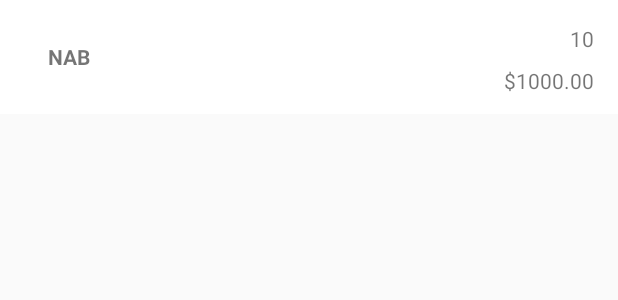
After one commit to Banshee09/EZTrade, an Android app: the layout list_item_order.xml on its own in the app's theme, with its tools: preview values and no code run, on a phone screen of 412 x 824 dp. The commit adds this screen. Shown: the top 300 px of the screen. Run offline under Robolectric (Android 15) with nearby library versions, the phone set to English and light mode, and no system bars.

Commit message:
Add RecyclerView to display order history

```diff
--- a/app/src/main/java/com/eztrade/repository/OrderRepository.kt
+++ b/app/src/main/java/com/eztrade/repository/OrderRepository.kt
@@ -20,9 +20,8 @@ class OrdersRepository(private val database: OrdersDatabase) {
         withContext(Dispatchers.IO) {
 //            //only use in testing
 //            database.clearAllTables()
-
-            val orders = EzTradeWs.orderService.getOrders("sam")
-            database.orderDao.insertAll(*orders.map { it.asDatabaseModel() }.toTypedArray())
+//            val orders = EzTradeWs.orderService.getOrders("sam")
+//            database.orderDao.insertAll(*orders.map { it.asDatabaseModel() }.toTypedArray())
         }
     }
 
--- /dev/null
+++ b/app/src/main/res/drawable/border_top_bottom.xml
@@ -0,0 +1,17 @@
+<?xml version="1.0" encoding="utf-8"?>
+<layer-list xmlns:android="http://schemas.android.com/apk/res/android">
+    <item>
+        <shape android:shape="rectangle">
+            <stroke
+                android:width="0.2dp"
+                android:color="#000000" />
+        </shape>
+    </item>
+
+    <item android:bottom="0.4dp">
+        <shape android:shape="rectangle">
+            <solid android:color="#FFFFFF" />
+        </shape>
+    </item>
+
+</layer-list>
--- /dev/null
+++ b/app/src/main/res/layout/list_item_order.xml
@@ -0,0 +1,67 @@
+<?xml version="1.0" encoding="utf-8"?>
+<layout xmlns:android="http://schemas.android.com/apk/res/android"
+    xmlns:app="http://schemas.android.com/apk/res-auto"
+    xmlns:tools="http://schemas.android.com/tools">
+
+    <data>
+
+        <variable
+            name="order"
+            type="com.eztrade.domain.Order" />
+
+        <variable
+            name="clickListener"
+            type="com.eztrade.ui.OrderListener" />
+    </data>
+
+    <androidx.constraintlayout.widget.ConstraintLayout
+        android:layout_width="match_parent"
+        android:layout_height="wrap_content"
+        android:background="@drawable/border_top_bottom"
+        android:onClick="@{() -> clickListener.onClick(order)}"
+        android:orientation="vertical">
+
+        <TextView
+            android:id="@+id/asset"
+            android:layout_width="60dp"
+            android:layout_height="60dp"
+            android:layout_marginStart="16dp"
+            android:layout_marginTop="8dp"
+            android:layout_marginBottom="8dp"
+            android:gravity="center"
+            android:textStyle="bold"
+            app:assetString="@{order}"
+            app:layout_constraintBottom_toBottomOf="parent"
+            app:layout_constraintStart_toStartOf="parent"
+            app:layout_constraintTop_toTopOf="parent"
+            tools:text="NAB" />
+
+        <TextView
+            android:id="@+id/quanity"
+            android:layout_width="0dp"
+            android:layout_height="20dp"
+            android:layout_marginStart="8dp"
+            android:layout_marginTop="8dp"
+            android:layout_marginEnd="16dp"
+            android:textAlignment="textEnd"
+            app:layout_constraintEnd_toEndOf="parent"
+            app:layout_constraintStart_toEndOf="@+id/asset"
+            app:layout_constraintTop_toTopOf="@+id/asset"
+            app:quantityString="@{order}"
+            tools:text="10" />
+
+        <TextView
+            android:id="@+id/total"
+            android:layout_width="0dp"
+            android:layout_height="20dp"
+            android:layout_marginTop="8dp"
+            android:textAlignment="textEnd"
+            app:layout_constraintEnd_toEndOf="@+id/quanity"
+            app:layout_constraintHorizontal_bias="0.0"
+            app:layout_constraintStart_toStartOf="@+id/quanity"
+            app:layout_constraintTop_toBottomOf="@+id/quanity"
+            app:totalString="@{order}"
+            tools:text="$1000.00" />
+
+    </androidx.constraintlayout.widget.ConstraintLayout>
+</layout>
```
Also changed, not shown: app/src/main/java/com/eztrade/ui/HistoryFragment.kt (+26 -8 lines), app/src/main/java/com/eztrade/ui/OrderAdapter.kt (added, +82 -0 lines), app/src/main/res/layout/fragment_history.xml (+32 -9 lines).
